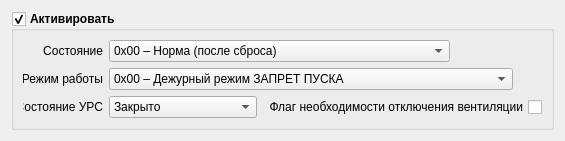
Qt form StandGenerator/oht/type13values.ui (breton75/ksuts) before a commit.
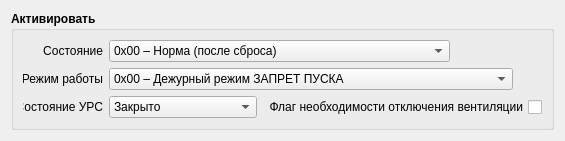
The same form after that commit.

```diff
--- a/StandGenerator/oht/type13values.ui
+++ b/StandGenerator/oht/type13values.ui
@@ -7,7 +7,7 @@
     <x>0</x>
     <y>0</y>
     <width>560</width>
-    <height>127</height>
+    <height>129</height>
    </rect>
   </property>
   <property name="sizePolicy">
@@ -31,12 +31,6 @@
      <property name="title">
       <string>Активировать</string>
      </property>
-     <property name="checkable">
-      <bool>true</bool>
-     </property>
-     <property name="checked">
-      <bool>true</bool>
-     </property>
      <layout class="QVBoxLayout" name="verticalLayout_2">
       <item>
        <layout class="QHBoxLayout" name="horizontalLayout_3">
```
